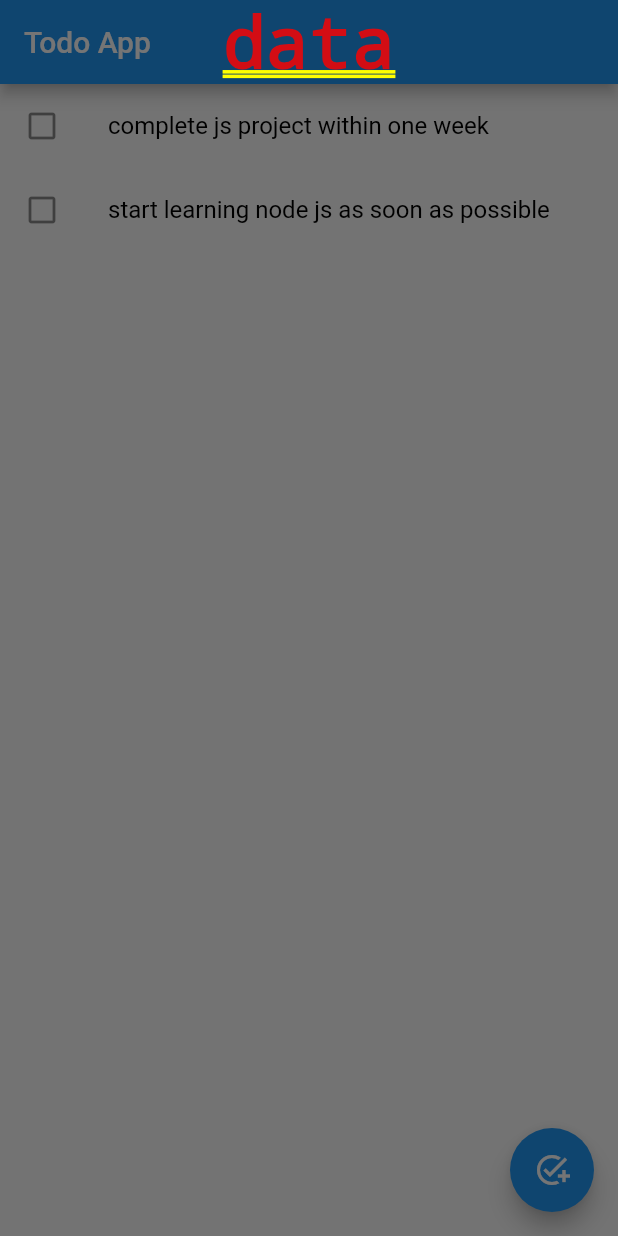
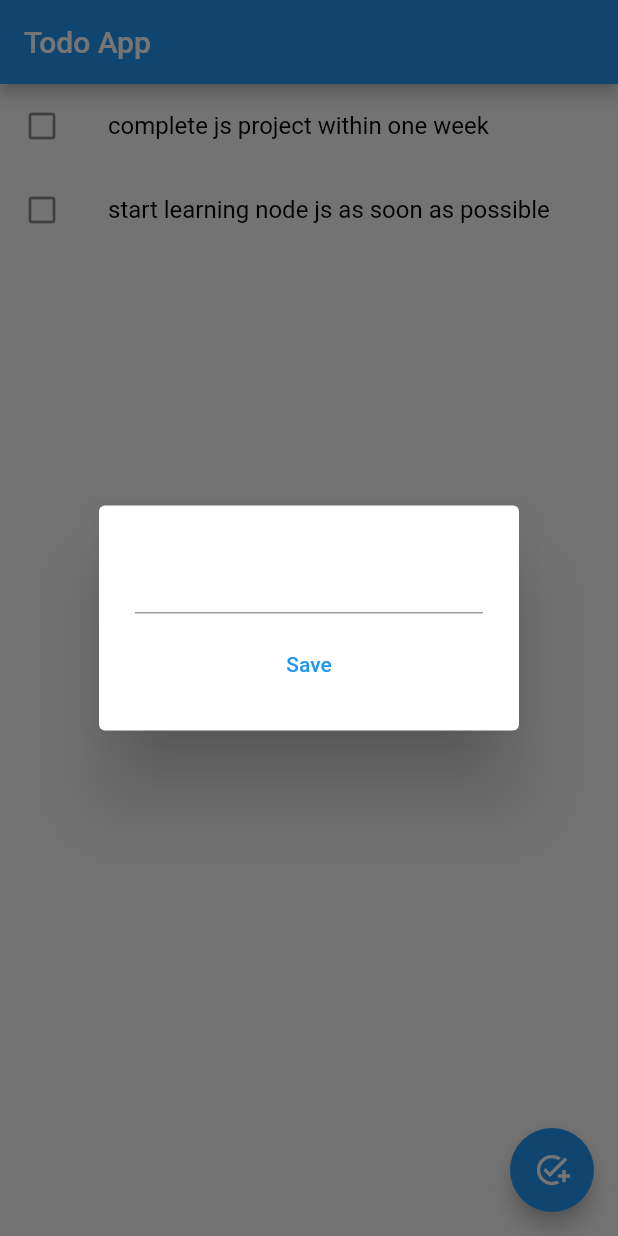
Before and after one commit to abin-ps/Todo-App, a Flutter app: the screen it shows after launch, after a tap on the "add task" icon, on a phone screen of 412 x 824 dp. Run offline on Flutter 3.47's test engine with Material 2 defaults, Android fonts, the phone set to English and light mode, and no system bars.

```diff
--- a/lib/main.dart
+++ b/lib/main.dart
@@ -5,14 +5,8 @@ void main() {
   runApp(TodoApp());
 }
 
-class TodoApp extends StatefulWidget {
+class TodoApp extends StatelessWidget {
   const TodoApp({super.key});
-
-  @override
-  State<TodoApp> createState() => _TodoAppState();
-}
-
-class _TodoAppState extends State<TodoApp> {
 
   @override
   Widget build(BuildContext context) {
@@ -20,7 +14,4 @@ class _TodoAppState extends State<TodoApp> {
       home: Home()
       );
   }
-
-
-
 }
--- a/lib/pages/home.dart
+++ b/lib/pages/home.dart
@@ -1,4 +1,5 @@
 import 'package:flutter/material.dart';
+import 'package:flutter/scheduler.dart';
 
 class Home extends StatefulWidget {
   const Home({super.key});
@@ -8,7 +9,7 @@ class Home extends StatefulWidget {
 }
 
 class _HomeState extends State<Home> {
-
+  TextEditingController _TaskController = TextEditingController();
   List<Map> _taskList = [
     {
       "title": "complete js project within one week",
@@ -33,16 +34,35 @@ class _HomeState extends State<Home> {
         onPressed: () {
           showDialog(
               context: context,
-                builder: (_) {
-                  return Column(
-                    mainAxisSize: MainAxisSize.min,
-                    children: [Text("data")],
+              builder: (context) {
+                return AlertDialog(
+                  title: Column(
+                    children: [
+                      TextField(
+                        controller: _TaskController,
+                      ),
+                      SizedBox(height: 10),
+                      TextButton(
+                          onPressed: () {
+                            (_TaskController.text != "")
+                                ? setState(() {
+                                    _taskList.add({
+                                      "title": _TaskController.text,
+                                      "doneTaskFlag": false
+                                    });
+                                    _TaskController.clear();
+                                    Navigator.pop(context);
+                                  })
+                                : Navigator.pop(context);
+                          },
+                          child: Text("Save"))
+                    ],
+                  ),
                 );
               });
           // setState(() {
           //   _taskList.add({"title": "text", "doneTaskFlag": false});
           // });
-
         },
       ),
     );
```
Lines whose indentation alone changed are shown as unchanged.
